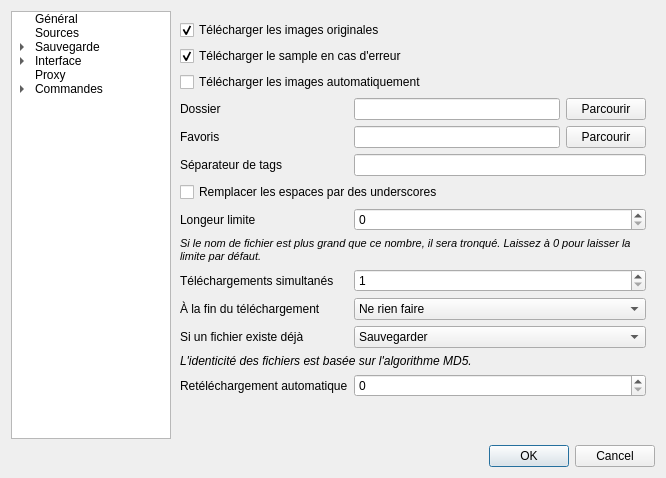
Before: the Qt Designer form ui/optionswindow.ui in Bionus/imgbrd-grabber, drawn with Qt 5.
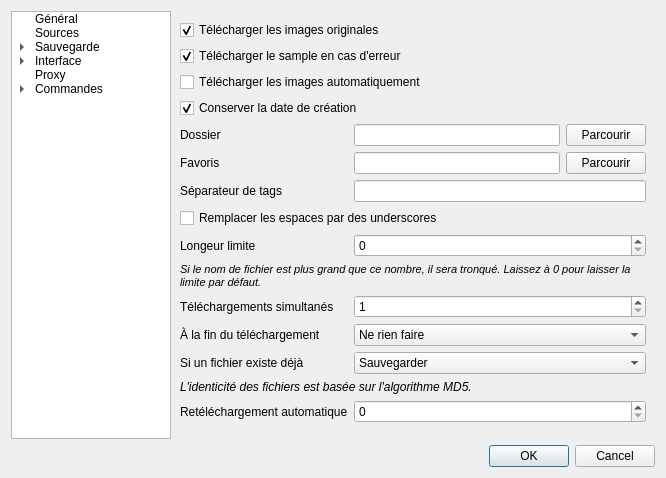
After: the same form once the commit is applied. The open tabs and pages were chosen to show the change. Icons and pictures are not drawn.

Commit message: Add option to keep image creation time (fix #49)

```diff
--- a/ui/optionswindow.ui
+++ b/ui/optionswindow.ui
@@ -607,14 +607,14 @@
            </property>
           </widget>
          </item>
-         <item row="3" column="0">
+         <item row="4" column="0">
           <widget class="QLabel" name="label_7">
            <property name="text">
             <string>Dossier</string>
            </property>
           </widget>
          </item>
-         <item row="3" column="1">
+         <item row="4" column="1">
           <layout class="QHBoxLayout" name="horizontalLayout_2" stretch="1,0">
            <item>
             <widget class="QLineEdit" name="lineFolder"/>
@@ -628,14 +628,14 @@
            </item>
           </layout>
          </item>
-         <item row="4" column="0">
+         <item row="5" column="0">
           <widget class="QLabel" name="label_62">
            <property name="text">
             <string>Favoris</string>
            </property>
           </widget>
          </item>
-         <item row="4" column="1">
+         <item row="5" column="1">
           <layout class="QHBoxLayout" name="horizontalLayout_13">
            <item>
             <widget class="QLineEdit" name="lineFolderFavorites"/>
@@ -649,42 +649,42 @@
            </item>
           </layout>
          </item>
-         <item row="5" column="0">
+         <item row="6" column="0">
           <widget class="QLabel" name="label_14">
            <property name="text">
             <string>Séparateur de tags</string>
            </property>
           </widget>
          </item>
-         <item row="5" column="1">
+         <item row="6" column="1">
           <widget class="QLineEdit" name="lineSeparator">
            <property name="text">
             <string/>
            </property>
           </widget>
          </item>
-         <item row="6" column="0" colspan="2">
+         <item row="7" column="0" colspan="2">
           <widget class="QCheckBox" name="checkReplaceBlanks">
            <property name="text">
             <string>Remplacer les espaces par des underscores</string>
            </property>
           </widget>
          </item>
-         <item row="7" column="0">
+         <item row="8" column="0">
           <widget class="QLabel" name="label_54">
            <property name="text">
             <string>Longeur limite</string>
            </property>
           </widget>
          </item>
-         <item row="7" column="1">
+         <item row="8" column="1">
           <widget class="QSpinBox" name="spinLimit">
            <property name="maximum">
             <number>260</number>
            </property>
           </widget>
          </item>
-         <item row="8" column="0" colspan="2">
+         <item row="9" column="0" colspan="2">
           <widget class="QLabel" name="label_55">
            <property name="text">
             <string>&lt;!DOCTYPE HTML PUBLIC &quot;-//W3C//DTD HTML 4.0//EN&quot; &quot;http://www.w3.org/TR/REC-html40/strict.dtd&quot;&gt;
@@ -698,14 +698,14 @@
            </property>
           </widget>
          </item>
-         <item row="9" column="0">
+         <item row="10" column="0">
           <widget class="QLabel" name="label_29">
            <property name="text">
             <string>Téléchargements simultanés</string>
            </property>
           </widget>
          </item>
-         <item row="9" column="1">
+         <item row="10" column="1">
           <widget class="QSpinBox" name="spinSimultaneous">
            <property name="minimum">
             <number>1</number>
@@ -715,14 +715,14 @@
            </property>
           </widget>
          </item>
-         <item row="10" column="0">
+         <item row="11" column="0">
           <widget class="QLabel" name="label_83">
            <property name="text">
             <string>À la fin du téléchargement</string>
            </property>
           </widget>
          </item>
-         <item row="10" column="1">
+         <item row="11" column="1">
           <widget class="QComboBox" name="comboBatchEnd">
            <item>
             <property name="text">
@@ -751,14 +751,14 @@
            </item>
           </widget>
          </item>
-         <item row="11" column="0">
+         <item row="12" column="0">
           <widget class="QLabel" name="label_19">
            <property name="text">
             <string>Si un fichier existe déjà</string>
            </property>
           </widget>
          </item>
-         <item row="11" column="1">
+         <item row="12" column="1">
           <widget class="QComboBox" name="comboMd5Duplicates">
            <property name="currentIndex">
             <number>0</number>
@@ -785,7 +785,7 @@
            </item>
           </widget>
          </item>
-         <item row="12" column="0" colspan="2">
+         <item row="13" column="0" colspan="2">
           <widget class="QLabel" name="label_21">
            <property name="text">
             <string>&lt;i&gt;L'identicité des fichiers est basée sur l'algorithme MD5.&lt;/i&gt;</string>
@@ -802,20 +802,30 @@
            </property>
           </widget>
          </item>
-         <item row="13" column="0">
+         <item row="14" column="0">
           <widget class="QLabel" name="label_84">
            <property name="text">
             <string>Retéléchargement automatique</string>
            </property>
           </widget>
          </item>
-         <item row="13" column="1">
+         <item row="14" column="1">
           <widget class="QSpinBox" name="spinAutomaticRetries">
            <property name="maximum">
             <number>100</number>
            </property>
           </widget>
          </item>
+         <item row="3" column="0" colspan="2">
+          <widget class="QCheckBox" name="checkKeepDate">
+           <property name="text">
+            <string>Conserver la date de création</string>
+           </property>
+           <property name="checked">
+            <bool>true</bool>
+           </property>
+          </widget>
+         </item>
         </layout>
        </widget>
        <widget class="QWidget" name="pageSaveFilenames">
```
The commit also changes 9 other files.
